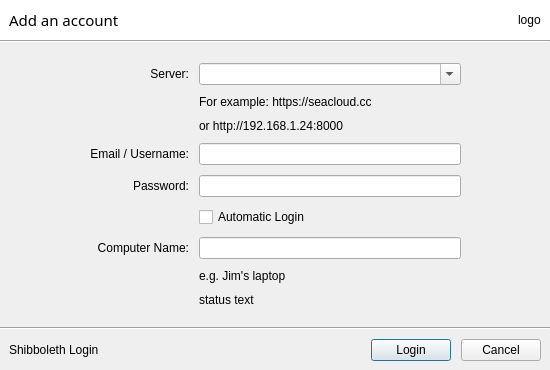
Above: ui/login-dialog.ui from haiwen/seadrive-gui before the change. Below: the same form after it.
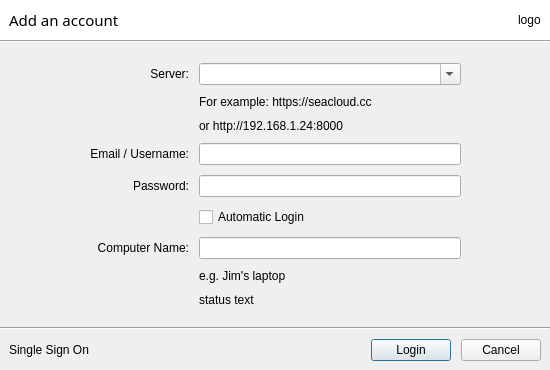
That is the form after the change.

Commit message: Update the dialog title of shibboleth

The edit to the form file:
```diff
--- a/ui/login-dialog.ui
+++ b/ui/login-dialog.ui
@@ -351,7 +351,7 @@
      <item>
       <widget class="QLabel" name="mShibLoginLink">
        <property name="text">
-        <string>Shibboleth Login</string>
+        <string>Single Sign On</string>
        </property>
       </widget>
      </item>
```
The commit also changes 1 other file.
